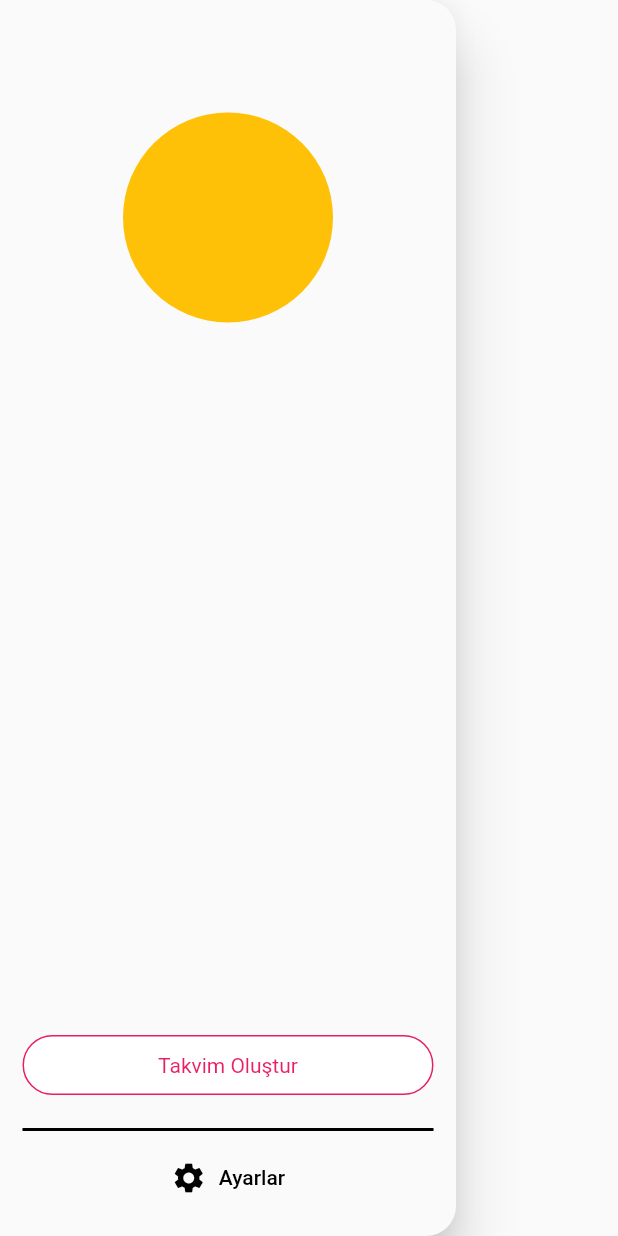
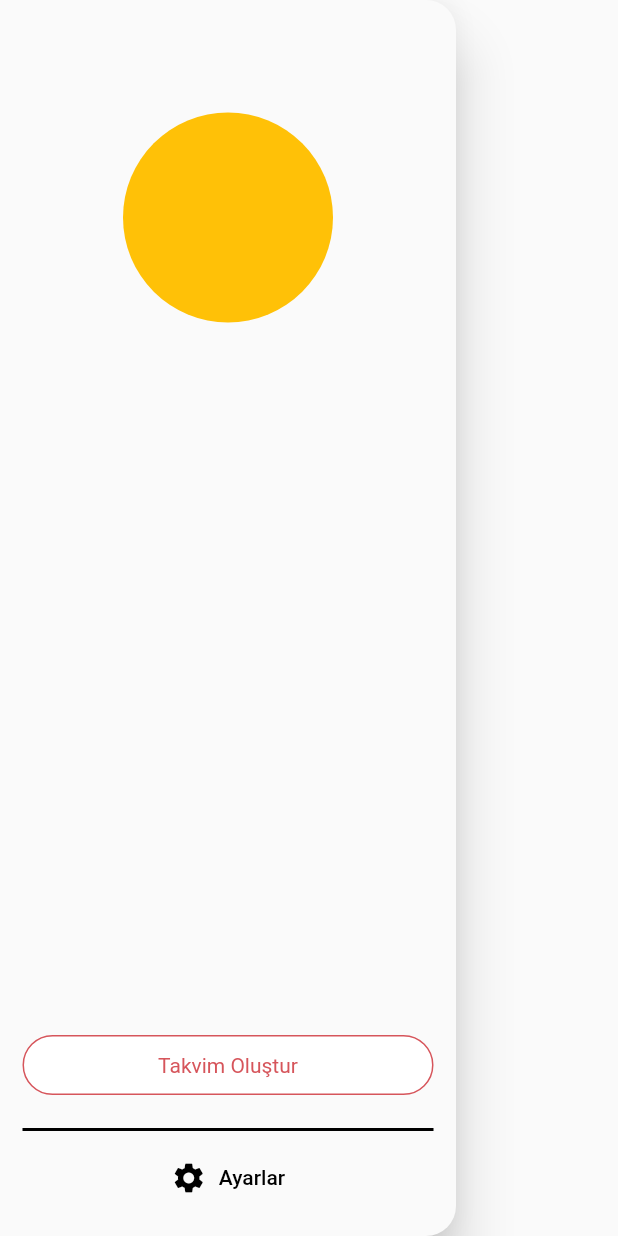
Before and after one commit to ilknurtulgar/calendar, a Flutter app: the CustomDrawer widget shown alone on an empty page, opened directly, on a phone screen of 412 x 824 dp. Run offline on Flutter 3.47's test engine with Material 2 defaults, Android fonts, the phone set to English and light mode, and no system bars; our stand-ins replace flutter_mobx, mobx, shared_preferences; accounts and stored records are empty; generated files the repository leaves out were written again.

Commit message:
textbutton and custombutton

```diff
--- a/lib/core/base/util/color.dart
+++ b/lib/core/base/util/color.dart
@@ -14,6 +14,6 @@ class ColorUtility {
   String get _onPrimary => 'D6555B';
   String get _onSecondary => '89B0AE';
   String get _background => 'F7F7F7';
-  String get _hover => '000000';
-  String get _dark => 'FFFFFF';
+  String get _hover => 'FFFFFF';
+  String get _dark => '000000';
 }
--- a/lib/product/component/button/custom_button.dart
+++ b/lib/product/component/buttons/custom_drawer_button.dart
@@ -1,9 +1,10 @@
+import 'package:calendar/core/base/util/color.dart';
 import 'package:flutter/material.dart';
 
-class CustomButton extends StatelessWidget {
+class CustomDrawerButton extends StatelessWidget {
   final bool isWhite;
   final Function() onTap;
-  const CustomButton({Key? key, this.isWhite = true, required this.onTap}) : super(key: key);
+  const CustomDrawerButton({Key? key, this.isWhite = true, required this.onTap}) : super(key: key);
 
   @override
   Widget build(BuildContext context) {
@@ -14,13 +15,13 @@ class CustomButton extends StatelessWidget {
         width: double.infinity,
         decoration: BoxDecoration(
           borderRadius: BorderRadius.circular(20),
-          color: isWhite ? Colors.white : Colors.pink,
-          border: Border.all(color: isWhite ? Colors.pink : Colors.white),
+          color: isWhite ? Colors.white : ColorUtility().onPrimary,
+          border: Border.all(color: isWhite ? ColorUtility().onPrimary : ColorUtility().hover),
         ),
         child: Center(
           child: Text(
             "Takvim Oluştur",
-            style: TextStyle(color: isWhite ? Colors.pink : Colors.white),
+            style: TextStyle(color: isWhite ? ColorUtility().onPrimary : ColorUtility().hover),
           ),
         ),
       ),
--- a/lib/product/component/drawer/custom_drawer.dart
+++ b/lib/product/component/drawer/custom_drawer.dart
@@ -1,5 +1,5 @@
 import 'package:calendar/core/base/base_state/base_state.dart';
-import 'package:calendar/product/component/button/custom_button.dart';
+import 'package:calendar/product/component/buttons/custom_drawer_button.dart';
 import 'package:calendar/product/component/checkbox/checkbox.dart';
 import 'package:flutter/material.dart';
 
@@ -55,7 +55,7 @@ class CustomDrawer extends BaseStateless {
   Padding buildButton(BuildContext context) {
     return Padding(
       padding: const EdgeInsets.only(top: 15.0) + const EdgeInsets.only(bottom: 15),
-      child: CustomButton(onTap: () {
+      child: CustomDrawerButton(onTap: () {
         Navigator.pop(context);
       }),
     );
```
Also changed, not shown: lib/product/component/buttons/custom_button.dart (added, +33 -0 lines), lib/product/component/buttons/custom_text_button.dart (+25 -0 lines).
